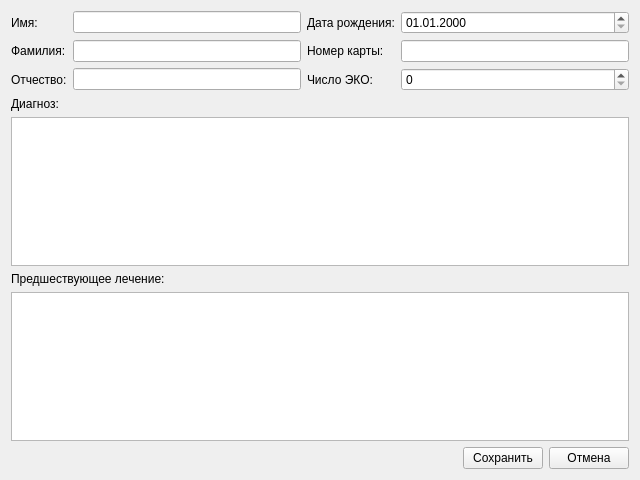
Qt form ui_forms/add_patient_form.ui (derElektrobesen/spectro_viewer) before a commit.
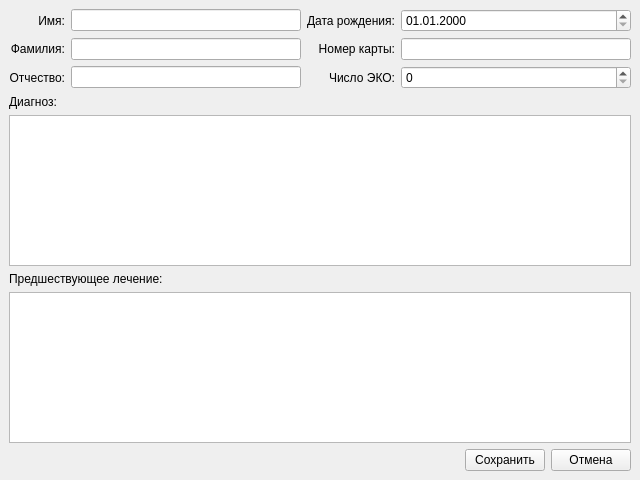
The same form after that commit.

Commit message: Patient adding implemented

Diff of the .ui file:
```diff
--- a/ui_forms/add_patient_form.ui
+++ b/ui_forms/add_patient_form.ui
@@ -1,7 +1,10 @@
 <?xml version="1.0" encoding="UTF-8"?>
 <ui version="4.0">
  <class>add_patient_form</class>
- <widget class="QWidget" name="add_patient_form">
+ <widget class="QMainWindow" name="add_patient_form">
+  <property name="windowModality">
+   <enum>Qt::ApplicationModal</enum>
+  </property>
   <property name="geometry">
    <rect>
     <x>0</x>
@@ -13,6 +16,7 @@
   <property name="windowTitle">
    <string>Добавить пациента</string>
   </property>
+  <widget class="QWidget" name="centralwidget">
   <layout class="QVBoxLayout" name="verticalLayout">
    <item>
     <layout class="QGridLayout" name="gridLayout">
@@ -21,6 +25,9 @@
        <property name="text">
         <string>Отчество:</string>
        </property>
+        <property name="alignment">
+         <set>Qt::AlignRight|Qt::AlignTrailing|Qt::AlignVCenter</set>
+        </property>
       </widget>
      </item>
      <item row="1" column="2">
@@ -28,6 +35,9 @@
        <property name="text">
         <string>Номер карты:</string>
        </property>
+        <property name="alignment">
+         <set>Qt::AlignRight|Qt::AlignTrailing|Qt::AlignVCenter</set>
+        </property>
       </widget>
      </item>
      <item row="2" column="2">
@@ -35,6 +45,9 @@
        <property name="text">
         <string>Число ЭКО:</string>
        </property>
+        <property name="alignment">
+         <set>Qt::AlignRight|Qt::AlignTrailing|Qt::AlignVCenter</set>
+        </property>
       </widget>
      </item>
      <item row="0" column="2">
@@ -42,6 +55,9 @@
        <property name="text">
         <string>Дата рождения:</string>
        </property>
+        <property name="alignment">
+         <set>Qt::AlignRight|Qt::AlignTrailing|Qt::AlignVCenter</set>
+        </property>
       </widget>
      </item>
      <item row="0" column="0">
@@ -49,6 +65,9 @@
        <property name="text">
         <string>Имя:</string>
        </property>
+        <property name="alignment">
+         <set>Qt::AlignRight|Qt::AlignTrailing|Qt::AlignVCenter</set>
+        </property>
       </widget>
      </item>
      <item row="0" column="1">
@@ -62,6 +81,9 @@
        <property name="text">
         <string>Фамилия:</string>
        </property>
+        <property name="alignment">
+         <set>Qt::AlignRight|Qt::AlignTrailing|Qt::AlignVCenter</set>
+        </property>
       </widget>
      </item>
      <item row="1" column="1">
@@ -142,6 +164,7 @@
    </item>
   </layout>
  </widget>
+ </widget>
  <tabstops>
   <tabstop>name_edt</tabstop>
   <tabstop>surname_edt</tabstop>
```
Left out of the diff: 4 changed lines with no effect on the pictures. Lines whose indentation alone changed are shown as unchanged. The commit also changes 2 other files.
